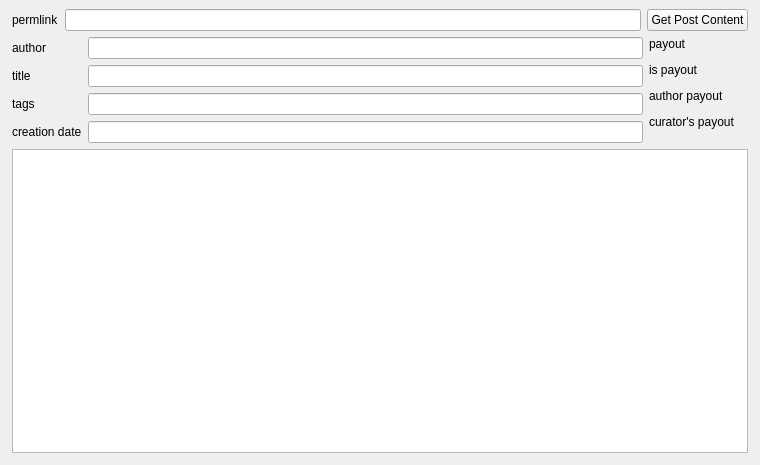
Old version of the form hive-post-content-responsive.ui in the repository CesarPazzi/hive-block-explorer.
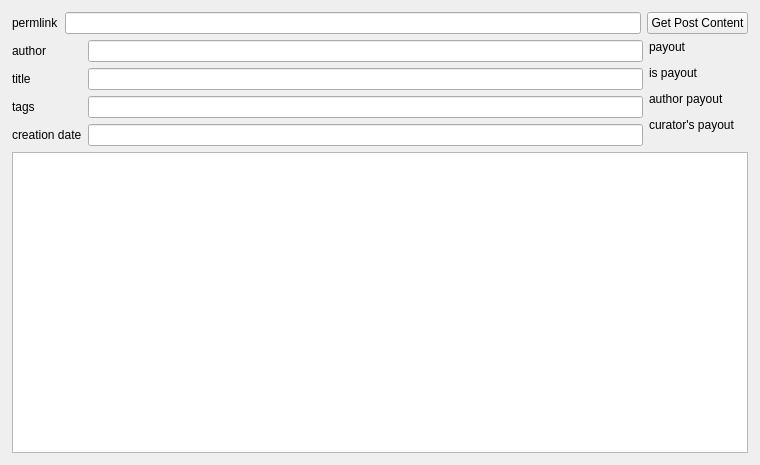
New version of the form.

Commit message: more margin to top and bottom

Patch:
```diff
--- a/hive-post-content-responsive.ui
+++ b/hive-post-content-responsive.ui
@@ -18,6 +18,9 @@
     <property name="leftMargin">
      <number>12</number>
     </property>
+    <property name="topMargin">
+     <number>12</number>
+    </property>
     <property name="rightMargin">
      <number>12</number>
     </property>
```
